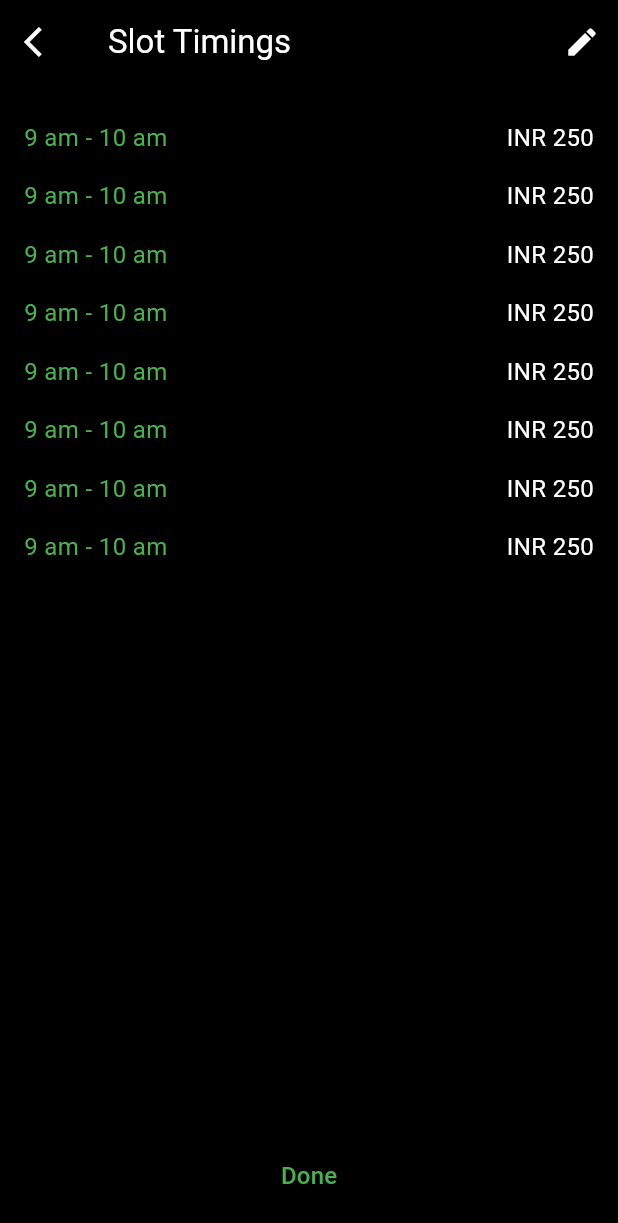
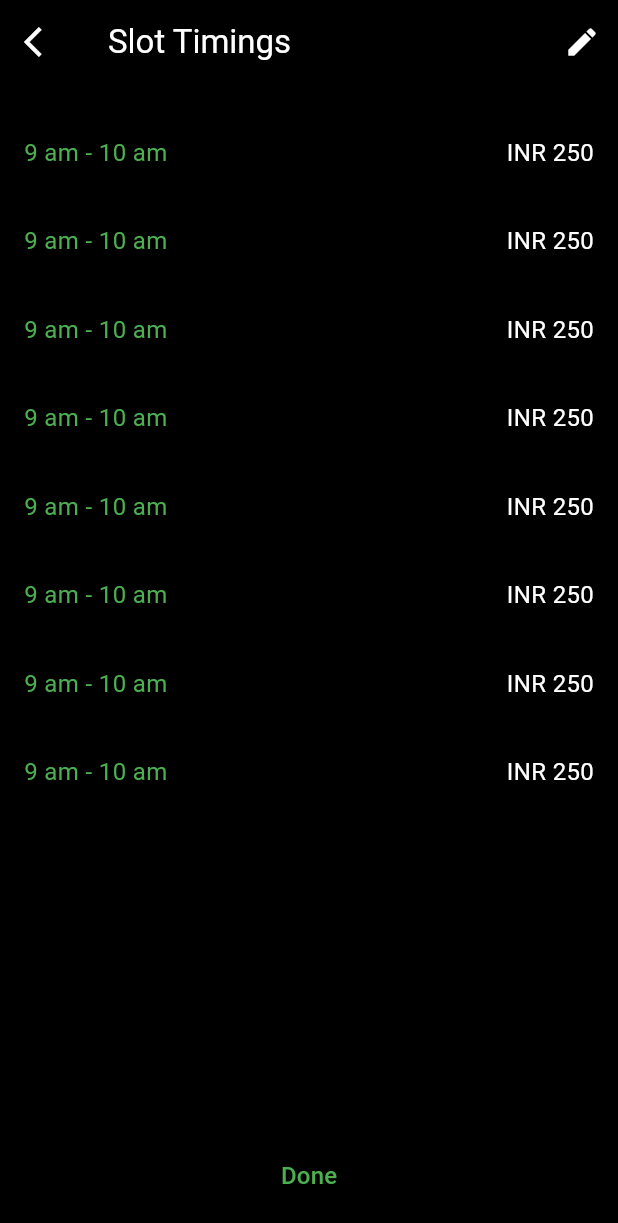
Before and after one commit to Vidhyadhar11/playlinkadmin, a Flutter app: the SlotTimingPage screen opened directly, on a phone screen of 412 x 824 dp. Shown: the top 1223 px of the screen. Run offline on Flutter 3.47's test engine with Material 3 defaults, Android fonts, the light colour scheme and no system bars; our stand-ins replace fl_chart, get.

Commit message:
first commit

```diff
--- a/lib/loginflow/slottiming.dart
+++ b/lib/loginflow/slottiming.dart
@@ -1,4 +1,5 @@
 import 'package:flutter/material.dart';
+import 'package:playlinkadmin/loginflow/slottimingedit.dart'; // Import the SlotTimingEditPage
 
 class SlotTimingPage extends StatelessWidget {
   @override
@@ -15,8 +16,7 @@ class SlotTimingPage extends StatelessWidget {
               Navigator.of(context).pop();
             },
           ),
-          title:
-              const Text('Slot Timings', style: TextStyle(color: Colors.white)),
+          title: const Text('Slot Timings', style: TextStyle(color: Colors.white)),
           actions: [
             IconButton(
               icon: const Icon(Icons.edit, color: Colors.white),
@@ -34,27 +34,39 @@ class SlotTimingPage extends StatelessWidget {
                 child: ListView.builder(
                   itemCount: 8, // Number of slots
                   itemBuilder: (context, index) {
-                    return const Padding(
-                      padding: EdgeInsets.symmetric(vertical: 8.0),
+                    return GestureDetector(
+                      onTap: () {
+                        Navigator.push(
+                          context,
+                          MaterialPageRoute(
+                            builder: (context) => SlotTimingEditPage(
+                              time: '9 am - 10 am', // Pass the selected time
+                              price: 'INR 250', // Pass the price
+                            ),
+                          ),
+                        );
+                      },
+                      child: Padding(
+                        padding: const EdgeInsets.symmetric(vertical: 18.0),
                         child: Row(
                           mainAxisAlignment: MainAxisAlignment.spaceBetween,
                           children: [
                             Text(
                               '9 am - 10 am',
-                            style: const TextStyle(
-                                color: Colors.green, fontSize: 16),
+                              style: TextStyle(color: Colors.green, fontSize: 16),
                             ),
                             Text(
                               'INR 250',
-                            style: const TextStyle(
-                                color: Colors.white, fontSize: 16),
+                              style: TextStyle(color: Colors.white, fontSize: 16),
                             ),
                           ],
+                        ),
                       ),
                     );
                   },
                 ),
               ),
+              SizedBox(height: 16), // Add some space before the button
               SizedBox(
                 width: double.infinity,
                 child: ElevatedButton(
```
Also changed, not shown: lib/loginflow/slottimingedit.dart (added, +113 -0 lines). Lines whose indentation alone changed are shown as unchanged.
